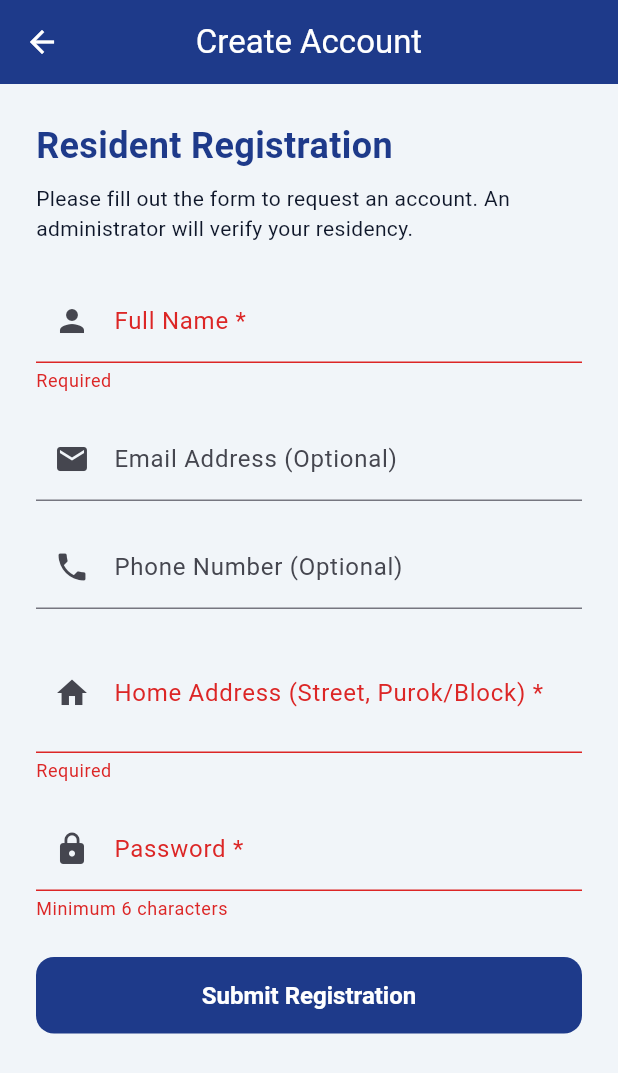
After one commit to mpcatedrilla-crypto/HELPHUB, a Flutter app: the RegisterScreen screen opened directly, after a tap on "Submit Registration", on a phone screen of 412 x 824 dp. The commit adds this screen. Shown: the top 1073 px of the screen. Run offline on Flutter 3.47's test engine with Material 3 defaults, Android fonts, the phone set to English and light mode, and no system bars; our stand-ins replace camera, flutter_animate, flutter_map, geolocator, image_picker, latlong2 and 3 more; accounts and stored records are empty.

Commit message:
Add full registration screen with phone, email, and address

```diff
--- a/lib/providers/auth_provider.dart
+++ b/lib/providers/auth_provider.dart
@@ -59,27 +59,35 @@ class AuthProvider extends ChangeNotifier {
     }
   }
 
-  Future<void> register(String email, String password, String fullName) async {
+  Future<bool> register(String emailOrPhoneEmail, String password, String fullName, String phone, String address) async {
     _setState(AuthState.loading);
     try {
       final AuthResponse res = await _supabase.auth.signUp(
-        email: email,
+        email: emailOrPhoneEmail,
         password: password,
       );
 
       if (res.user != null) {
-        // Update profile full_name after trigger creation
-        await _supabase.from('profiles').update({'full_name': fullName}).eq('id', res.user!.id);
+        // Update profile
+        await _supabase.from('profiles').update({
+          'full_name': fullName,
+          'phone': phone.isEmpty ? null : phone,
+          'address': address.isEmpty ? null : address,
+        }).eq('id', res.user!.id);
 
         _errorMessage = 'Registration successful! Wait for admin approval to log in.';
         _setState(AuthState.error); // Show message on login screen
+        return true;
       }
+      return false;
     } on AuthException catch (e) {
       _errorMessage = e.message;
       _setState(AuthState.error);
+      return false;
     } catch (e) {
       _errorMessage = 'Error: $e';
       _setState(AuthState.error);
+      return false;
     }
   }
 
--- a/lib/screens/login_screen.dart
+++ b/lib/screens/login_screen.dart
@@ -2,6 +2,7 @@ import 'package:flutter/material.dart';
 import 'package:provider/provider.dart';
 import '../providers/auth_provider.dart';
 import '../theme/app_theme.dart';
+import 'register_screen.dart';
 
 class LoginScreen extends StatefulWidget {
   const LoginScreen({super.key});
@@ -112,10 +113,9 @@ class _LoginScreenState extends State<LoginScreen> {
                   const SizedBox(height: 16),
                   TextButton(
                     onPressed: () {
-                      // Call register logic later
-                      auth.register(_usernameController.text, _passwordController.text, 'New User');
+                      Navigator.push(context, MaterialPageRoute(builder: (context) => const RegisterScreen()));
                     },
-                    child: const Text('Resident Registration (Tap to register entered email)'),
+                    child: const Text('Create a Resident Account'),
                   ),
                   const Text(
                     'Ensure you have run the Supabase SQL script first!',
--- /dev/null
+++ b/lib/screens/register_screen.dart
@@ -0,0 +1,122 @@
+import 'package:flutter/material.dart';
+import 'package:provider/provider.dart';
+import '../providers/auth_provider.dart';
+import '../theme/app_theme.dart';
+
+class RegisterScreen extends StatefulWidget {
+  const RegisterScreen({super.key});
+
+  @override
+  State<RegisterScreen> createState() => _RegisterScreenState();
+}
+
+class _RegisterScreenState extends State<RegisterScreen> {
+  final _formKey = GlobalKey<FormState>();
+  final _nameController = TextEditingController();
+  final _emailController = TextEditingController();
+  final _phoneController = TextEditingController();
+  final _addressController = TextEditingController();
+  final _passwordController = TextEditingController();
+
+  void _register() {
+    if (_formKey.currentState!.validate()) {
+      if (_emailController.text.isEmpty && _phoneController.text.isEmpty) {
+        ScaffoldMessenger.of(context).showSnackBar(
+          const SnackBar(content: Text('Please provide either an Email or Phone Number')),
+        );
+        return;
+      }
+
+      String contactInfo = _emailController.text.isNotEmpty
+          ? _emailController.text
+          : '\@helphub.local';
+
+      Provider.of<AuthProvider>(context, listen: false).register(
+        contactInfo,
+        _passwordController.text,
+        _nameController.text,
+        _phoneController.text,
+        _addressController.text,
+      ).then((success) {
+         if (success) {
+           ScaffoldMessenger.of(context).showSnackBar(const SnackBar(content: Text('Registration submitted! Wait for admin approval.')));
+           Navigator.pop(context);
+         }
+      });
+    }
+  }
+
+  @override
+  Widget build(BuildContext context) {
+    final auth = Provider.of<AuthProvider>(context);
+
+    return Scaffold(
+      appBar: AppBar(title: const Text('Create Account')),
+      body: auth.state == AuthState.loading
+          ? const Center(child: CircularProgressIndicator())
+          : SingleChildScrollView(
+              padding: const EdgeInsets.all(24.0),
+              child: Form(
+                key: _formKey,
+                child: Column(
+                  crossAxisAlignment: CrossAxisAlignment.stretch,
+                  children: [
+                    const Text('Resident Registration', style: TextStyle(fontSize: 24, fontWeight: FontWeight.bold, color: AppTheme.primaryBlue)),
+                    const SizedBox(height: 8),
+                    const Text('Please fill out the form to request an account. An administrator will verify your residency.'),
+                    const SizedBox(height: 24),
+
+                    TextFormField(
+                      controller: _nameController,
+                      decoration: const InputDecoration(labelText: 'Full Name *', prefixIcon: Icon(Icons.person)),
+                      validator: (value) => value!.isEmpty ? 'Required' : null,
+                    ),
+                    const SizedBox(height: 16),
+
+                    TextFormField(
+                      controller: _emailController,
+                      decoration: const InputDecoration(labelText: 'Email Address (Optional)', prefixIcon: Icon(Icons.email)),
+                      keyboardType: TextInputType.emailAddress,
+                    ),
+                    const SizedBox(height: 16),
+
+                    TextFormField(
+                      controller: _phoneController,
+                      decoration: const InputDecoration(labelText: 'Phone Number (Optional)', prefixIcon: Icon(Icons.phone)),
+                      keyboardType: TextInputType.phone,
+                    ),
+                    const SizedBox(height: 16),
+
+                    TextFormField(
+                      controller: _addressController,
+                      decoration: const InputDecoration(labelText: 'Home Address (Street, Purok/Block) *', prefixIcon: Icon(Icons.home)),
+                      maxLines: 2,
+                      validator: (value) => value!.isEmpty ? 'Required' : null,
+                    ),
+                    const SizedBox(height: 16),
+
+                    TextFormField(
+                      controller: _passwordController,
+                      decoration: const InputDecoration(labelText: 'Password *', prefixIcon: Icon(Icons.lock)),
+                      obscureText: true,
+                      validator: (value) => value!.length < 6 ? 'Minimum 6 characters' : null,
+                    ),
+                    const SizedBox(height: 24),
+
+                    if (auth.errorMessage != null && auth.state == AuthState.error)
+                      Padding(
+                        padding: const EdgeInsets.only(bottom: 16),
+                        child: Text(auth.errorMessage!, style: const TextStyle(color: AppTheme.sosRed, fontWeight: FontWeight.bold)),
+                      ),
+
+                    ElevatedButton(
+                      onPressed: _register,
+                      child: const Text('Submit Registration'),
+                    ),
+                  ],
+                ),
+              ),
+            ),
+    );
+  }
+}
```
